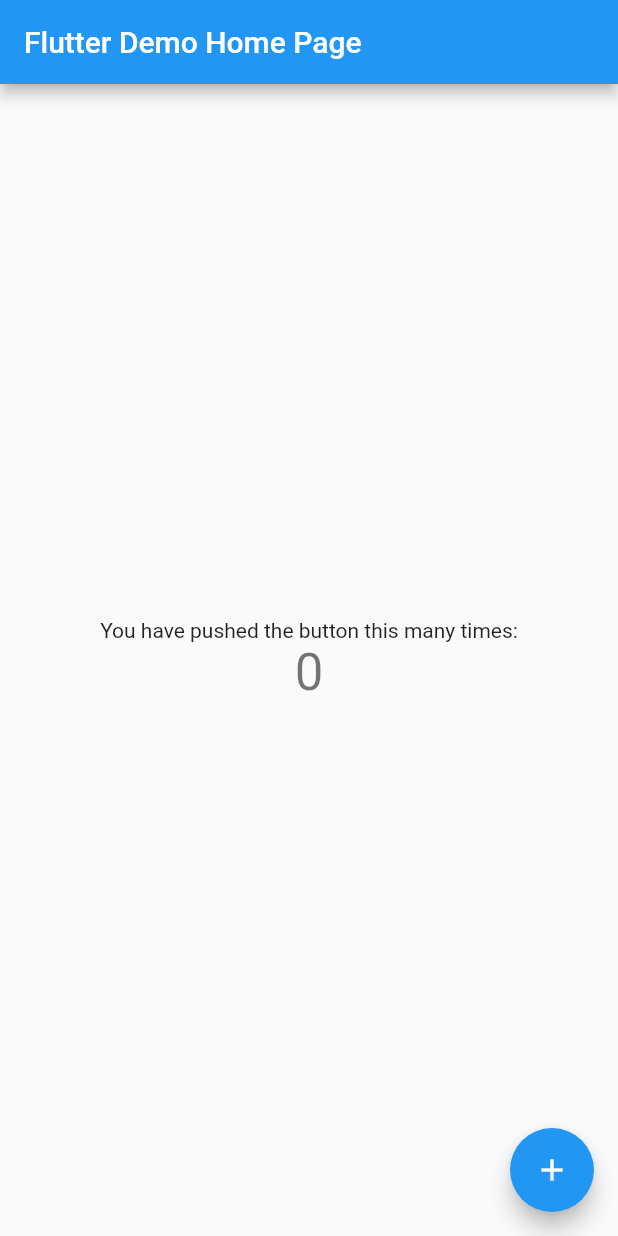
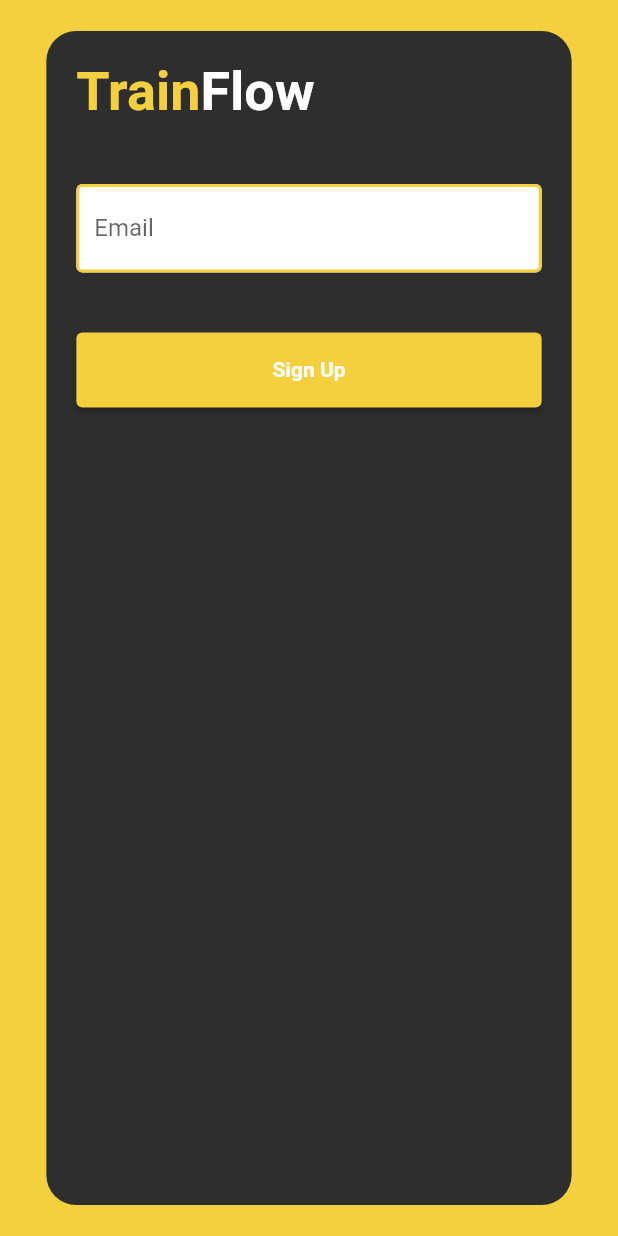
Before and after one commit to trainflow/TrainFlow, a Flutter app: the screen it shows after launch, on a phone screen of 412 x 824 dp. Run offline on Flutter 3.47's test engine with Material 2 defaults, Android fonts, the light colour scheme and no system bars.

Commit message:
feat: Visual version

```diff
--- a/lib/main.dart
+++ b/lib/main.dart
@@ -49,6 +49,7 @@
 
 class _MyHomePageState extends State<MyHomePage> {
   int _counter = 0;
+  int _reset = 0;
 
   void _incrementCounter() {
     setState(() {
@@ -61,6 +62,21 @@
     });
   }
 
+  void _incrementReset() {
+    setState(() {
+      _reset++;
+    });
+  }
+
+  void _resetCounter() {
+    if (_counter > 1) {
+      setState(() {
+        _counter = 0;
+      });
+      _incrementReset();
+    }
+  }
+
   @override
   Widget build(BuildContext context) {
     // This method is rerun every time setState is called, for instance as done
@@ -69,47 +85,69 @@
     // The Flutter framework has been optimized to make rerunning build methods
     // fast, so that you can just rebuild anything that needs updating rather
     // than having to individually change instances of widgets.
+    const color = Color(0xffF4D03F);
+    const color2 = Color(0xff2E2E2E);
+    const title = "TrainFlow";
     return Scaffold(
-      appBar: AppBar(
-        // Here we take the value from the MyHomePage object that was created by
-        // the App.build method, and use it to set our appbar title.
-        title: Text(widget.title),
-      ),
-      body: Center(
-        // Center is a layout widget. It takes a single child and positions it
-        // in the middle of the parent.
-        child: Column(
-          // Column is also a layout widget. It takes a list of children and
-          // arranges them vertically. By default, it sizes itself to fit its
-          // children horizontally, and tries to be as tall as its parent.
-          //
-          // Invoke "debug painting" (press "p" in the console, choose the
-          // "Toggle Debug Paint" action from the Flutter Inspector in Android
-          // Studio, or the "Toggle Debug Paint" command in Visual Studio Code)
-          // to see the wireframe for each widget.
-          //
-          // Column has various properties to control how it sizes itself and
-          // how it positions its children. Here we use mainAxisAlignment to
-          // center the children vertically; the main axis here is the vertical
-          // axis because Columns are vertical (the cross axis would be
-          // horizontal).
-          mainAxisAlignment: MainAxisAlignment.center,
-          children: <Widget>[
-            const Text(
-              'You have pushed the button this many times:',
-            ),
-            Text(
-              '$_counter',
-              style: Theme.of(context).textTheme.headlineMedium,
-            ),
-          ],
+      body: Container(
+        color: color,
+        alignment: Alignment.center, // where to position the child
+        child: Container(
+          width: MediaQuery.of(context).size.width * 0.85,
+          height: MediaQuery.of(context).size.height * 0.95,
+          decoration: BoxDecoration(
+              borderRadius: BorderRadius.circular(20), color: color2),
+          child: Column(
+            crossAxisAlignment: CrossAxisAlignment.start,
+            children: [
+              Padding(
+                  padding: const EdgeInsets.all(20.0),
+                  child: RichText(
+                      text: const TextSpan(children: [
+                    TextSpan(
+                        text: "Train",
+                        style: TextStyle(
+                            color: color,
+                            fontWeight: FontWeight.bold,
+                            fontSize: 36)),
+                    TextSpan(
+                        text: "Flow",
+                        style: TextStyle(
+                            fontWeight: FontWeight.bold, fontSize: 36))
+                  ]))),
+              const Padding(
+                padding: EdgeInsets.all(20),
+                child: TextField(
+                  decoration: InputDecoration(
+                    filled: true,
+                    //<-- SEE HERE
+                    fillColor: Colors.white,
+                    focusedBorder: OutlineInputBorder(
+                        borderSide: BorderSide(color: color, width: 4)),
+                    enabledBorder: OutlineInputBorder(
+                        borderSide: BorderSide(color: color, width: 2)),
+                    labelText: 'Email',
+                    hintText: 'Enter Your Email',
+                  ),
+                ),
+              ),
+              Padding(
+                padding: EdgeInsets.all(20),
+                child: ElevatedButton(
+                    style: ElevatedButton.styleFrom(
+                      backgroundColor: color,
+                      minimumSize: const Size.fromHeight(50),
+                    ),
+                    onPressed: () => {},
+                    child: Text(
+                      'Sign Up',
+                      style: TextStyle(fontWeight: FontWeight.bold),
+                    )),
+              )
+            ],
+          ),
         ),
       ),
-      floatingActionButton: FloatingActionButton(
-        onPressed: _incrementCounter,
-        tooltip: 'Increment',
-        child: const Icon(Icons.add),
-      ), // This trailing comma makes auto-formatting nicer for build methods.
     );
   }
 }
--- a/pubspec.yaml
+++ b/pubspec.yaml
@@ -65,10 +65,8 @@
   uses-material-design: true
 
   # To add assets to your application, add an assets section, like this:
-  # assets:
-  #   - images/a_dot_burr.jpeg
-  #   - images/a_dot_ham.jpeg
-
+  assets:
+    - asset/2023-04-21 182731.png
   # An image asset can refer to one or more resolution-specific "variants", see
   # https://flutter.dev/assets-and-images/#resolution-aware
 
```
Also changed, not shown: asset/2023-04-21 182731.png (added), pubspec.lock.
